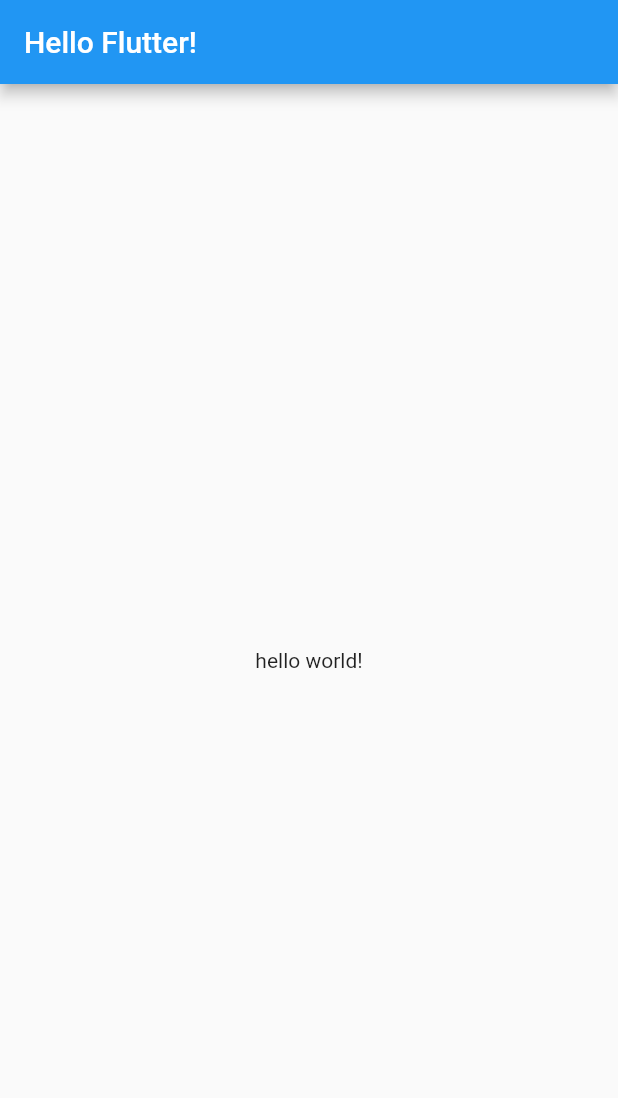
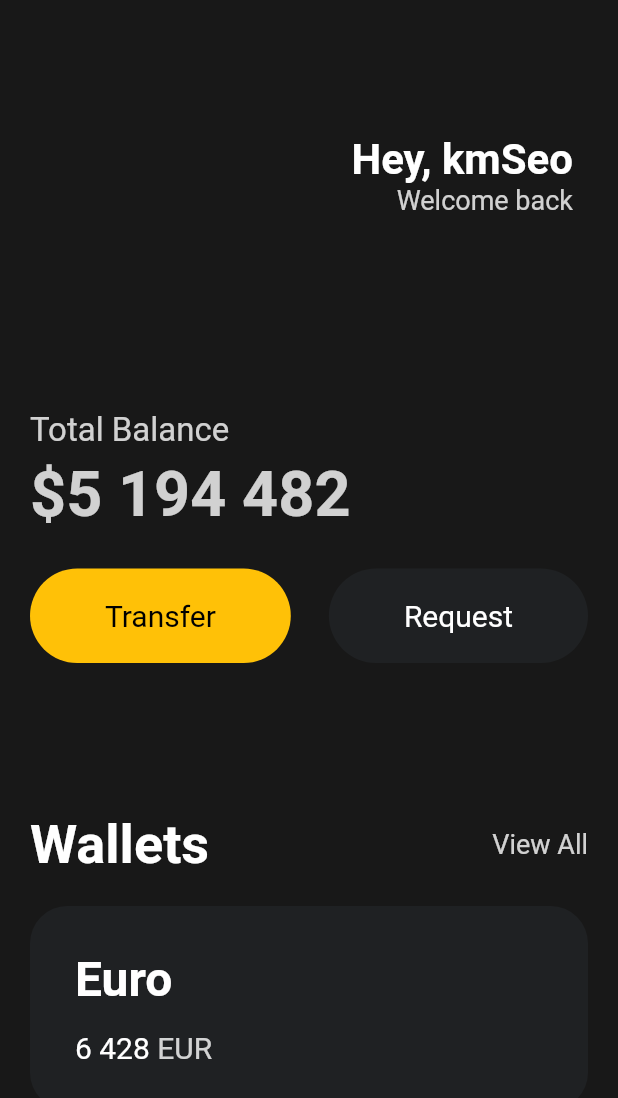
Before and after one commit to KangmoonSeo/awesome-flutter-app, a Flutter app: the screen it shows after launch, on a phone screen of 412 x 824 dp. Shown: the top 1098 px of the screen. Run offline on Flutter 3.47's test engine with Material 2 defaults, Android fonts, the phone set to English and light mode, and no system bars.

Commit message:
feat: card 레이어 제작

```diff
--- a/workspace/toonflix/lib/main.dart
+++ b/workspace/toonflix/lib/main.dart
@@ -1,35 +1,174 @@
 import 'package:flutter/material.dart';
+import 'package:toonflix/widget/button.dart';
 
 void main() {
-  runApp(App()); // runApp function is imported by flutter/material.dart
+  runApp(const App()); // runApp function is imported by flutter/material.dart
   // needs argument "Widget"
 }
 
 // starting point of our application
 class App extends StatelessWidget {
+  const App({super.key});
+
   @override // flutter가 실행할 method
   Widget build(BuildContext context) {
-    /**
-     * should return two options
-     * selects base UI settings
-     * return material app
-     *    - Google
-     *    - flutter is Framework in Google, so it is profitable choice.
-     * return cupertino app
-     *    - Apple
-     */
     return MaterialApp(
-      // home should be a type of Widget
-      /**
-          * all screen in mobile application needs a scaffold.
-          *
-          */
       home: Scaffold(
-        appBar: AppBar(
-          title: Text("Hello Flutter!"),
-        ),
-        body: Center(
-          child: Text("hello world!"),
+        backgroundColor: const Color(0xFF181818),
+        body: Padding(
+          padding: const EdgeInsets.symmetric(
+            horizontal: 20,
+          ),
+          child: Column(
+            crossAxisAlignment: CrossAxisAlignment.start,
+            children: [
+              const SizedBox(
+                height: 80,
+              ),
+              Row(
+                mainAxisAlignment: MainAxisAlignment.end,
+                children: [
+                  Padding(
+                    padding: const EdgeInsets.all(10),
+                    child: Column(
+                      crossAxisAlignment: CrossAxisAlignment.end,
+                      children: [
+                        const Text(
+                          "Hey, kmSeo",
+                          style: TextStyle(
+                            color: Colors.white,
+                            fontWeight: FontWeight.w600,
+                            fontSize: 28,
+                          ),
+                        ),
+                        Text(
+                          "Welcome back",
+                          style: TextStyle(
+                            color: Colors.white.withOpacity(0.8),
+                            fontSize: 18,
+                          ),
+                        ),
+                      ],
+                    ),
+                  ),
+                ],
+              ),
+              const SizedBox(
+                height: 120,
+              ),
+              Text(
+                'Total Balance',
+                style: TextStyle(
+                  fontSize: 22,
+                  color: Colors.white.withOpacity(0.8),
+                ),
+              ),
+              const SizedBox(
+                height: 5,
+              ),
+              Text(
+                '\$5 194 482',
+                style: TextStyle(
+                  fontSize: 42,
+                  color: Colors.white.withOpacity(0.8),
+                  fontWeight: FontWeight.w600,
+                ),
+              ),
+              const SizedBox(
+                height: 25,
+              ),
+              const Row(
+                mainAxisAlignment: MainAxisAlignment.spaceBetween,
+                children: [
+                  Button(
+                    text: "Transfer",
+                    bgColor: Colors.amber,
+                    textColor: Colors.black,
+                  ),
+                  Button(
+                    text: "Request",
+                    bgColor: Color(0xFF1F2123),
+                    textColor: Colors.white,
+                  ),
+                ],
+              ),
+              const SizedBox(
+                height: 100,
+              ),
+              Row(
+                mainAxisAlignment: MainAxisAlignment.spaceBetween,
+                children: [
+                  const Text(
+                    style: TextStyle(
+                      color: Colors.white,
+                      fontSize: 36,
+                      fontWeight: FontWeight.w600,
+                    ),
+                    "Wallets",
+                  ),
+                  Text(
+                    style: TextStyle(
+                      color: Colors.white.withOpacity(0.8),
+                      fontSize: 18,
+                    ),
+                    "View All",
+                  ),
+                ],
+              ),
+              const SizedBox(
+                height: 20,
+              ),
+              Container(
+                decoration: BoxDecoration(
+                    color: const Color(0xFF1F2123),
+                    borderRadius: BorderRadius.circular(25)),
+                child: Padding(
+                  padding: const EdgeInsets.all(30),
+                  child: Row(
+                    children: [
+                      Column(
+                        crossAxisAlignment: CrossAxisAlignment.start,
+                        children: [
+                          const Text(
+                            "Euro",
+                            style: TextStyle(
+                              color: Colors.white,
+                              fontSize: 32,
+                              fontWeight: FontWeight.w600,
+                            ),
+                          ),
+                          const SizedBox(
+                            height: 15,
+                          ),
+                          Row(
+                            children: [
+                              const Text(
+                                "6 428",
+                                style: TextStyle(
+                                  color: Colors.white,
+                                  fontSize: 20,
+                                ),
+                              ),
+                              const SizedBox(
+                                width: 5,
+                              ),
+                              Text(
+                                "EUR",
+                                style: TextStyle(
+                                  color: Colors.white.withOpacity(0.8),
+                                  fontSize: 20,
+                                ),
+                              ),
+                            ],
+                          ),
+                        ],
+                      ),
+                    ],
+                  ),
+                ),
+              ),
+            ],
+          ),
         ),
       ),
     );
--- /dev/null
+++ b/workspace/toonflix/lib/widget/button.dart
@@ -0,0 +1,37 @@
+import 'package:flutter/material.dart';
+
+class Button extends StatelessWidget {
+  final String text;
+  final Color bgColor;
+  final Color textColor;
+
+  const Button({
+    super.key,
+    required this.text,
+    required this.bgColor,
+    required this.textColor,
+  });
+
+  @override
+  Widget build(BuildContext context) {
+    return Container(
+      decoration: BoxDecoration(
+        color: bgColor,
+        borderRadius: BorderRadius.circular(45),
+      ),
+      child: Padding(
+        padding: const EdgeInsets.symmetric(
+          vertical: 20,
+          horizontal: 50,
+        ),
+        child: Text(
+          style: TextStyle(
+            fontSize: 20,
+            color: textColor,
+          ),
+          text,
+        ),
+      ),
+    );
+  }
+}
```
